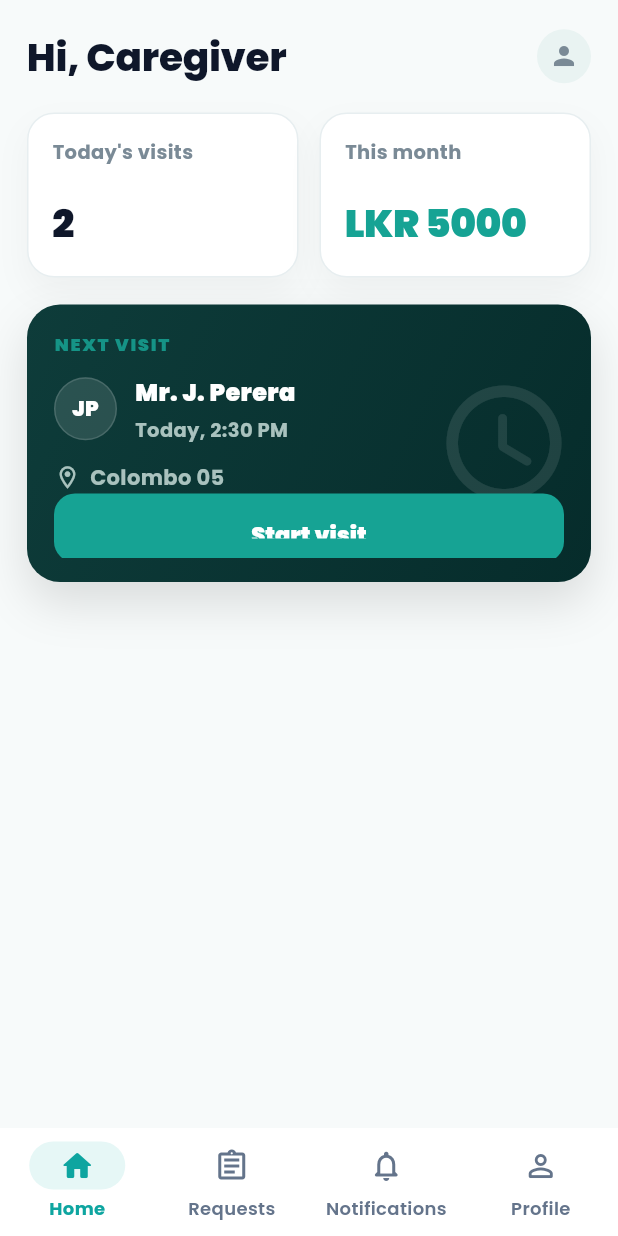
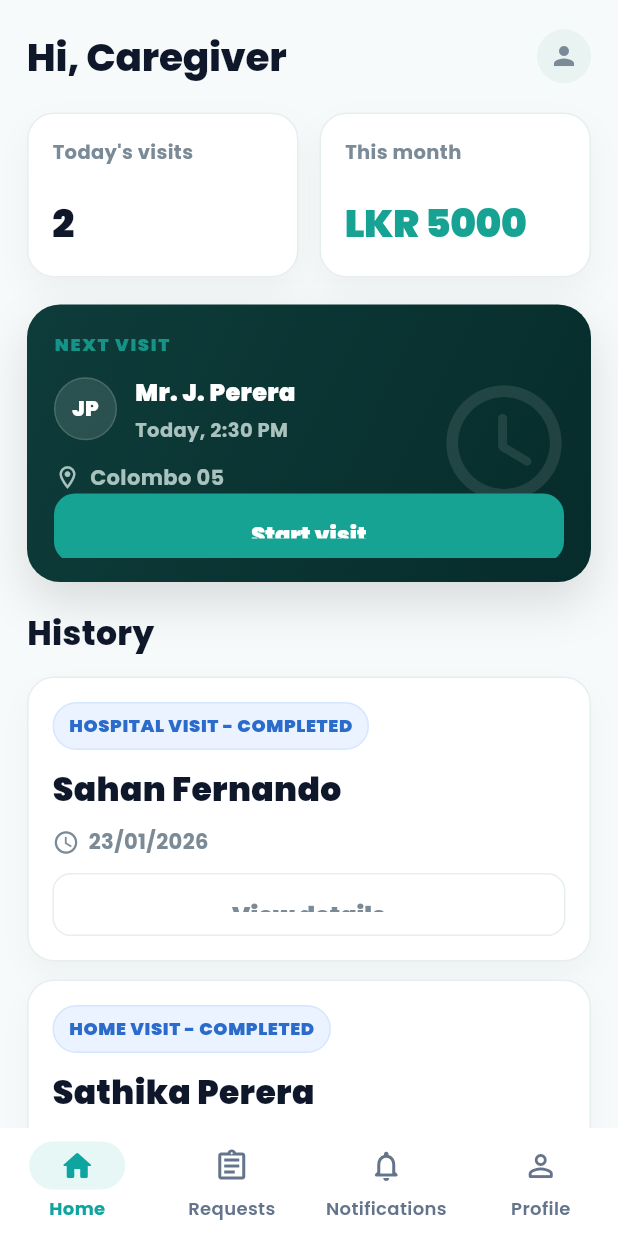
Before and after one commit to FateOrByDesign/CarenestApp, a Flutter app: the CaregiverDashboardPage screen opened by its route, on a phone screen of 412 x 824 dp. Run offline on Flutter 3.47's test engine with Material 3 defaults, Android fonts, the phone set to English and light mode, and no system bars; our stand-ins replace file_picker, google_fonts, image_picker, shared_preferences, supabase_flutter; missing offline and left inert: carenest_mobile; accounts and stored records are empty.

Commit message:
feat: add job history cards to caregiver dashboard
Implement _JobCard widget with status tag, patient name, date,
and view details button. Add history section with completed
hospital and home visit entries.

```diff
--- a/Carenest_Frontend/carenest_mobile/lib/screens/caregiver/caregiver_dashboard_page.dart
+++ b/Carenest_Frontend/carenest_mobile/lib/screens/caregiver/caregiver_dashboard_page.dart
@@ -44,6 +44,7 @@ class CaregiverDashboardPage extends StatelessWidget {
                 ),
               ],
             ),
+
             const SizedBox(height: 18),
 
             Row(
@@ -71,6 +72,31 @@ class CaregiverDashboardPage extends StatelessWidget {
             const _NextVisitCard(),
 
             const SizedBox(height: 18),
+
+            const Text(
+              'History',
+              style: TextStyle(
+                fontSize: 22,
+                fontWeight: FontWeight.w800,
+                color: _textDark,
+              ),
+            ),
+
+            const SizedBox(height: 12),
+
+            const _JobCard(
+              tag: 'HOSPITAL VISIT - COMPLETED',
+              price: "Sahan Fernando",
+              time: '23/01/2026',
+            ),
+
+            const SizedBox(height: 12),
+
+            const _JobCard(
+              tag: 'HOME VISIT - COMPLETED',
+              price: "Sathika Perera",
+              time: '05/02/2026',
+            ),
           ],
         ),
       ),
@@ -281,3 +307,100 @@ class _NextVisitCard extends StatelessWidget {
     );
   }
 }
+
+class _JobCard extends StatelessWidget {
+  final String tag;
+  final String price;
+  final String time;
+
+  static const _cardBorder = Color(0xFFE7EEF0);
+  static const _textDark = Color(0xFF0F172A);
+  static const _textSoft = Color(0xFF7A8A96);
+
+  const _JobCard({required this.tag, required this.price, required this.time});
+
+  @override
+  Widget build(BuildContext context) {
+    return Container(
+      decoration: BoxDecoration(
+        color: Colors.white,
+        border: Border.all(color: _cardBorder),
+        borderRadius: BorderRadius.circular(18),
+        boxShadow: [
+          BoxShadow(
+            color: Colors.black.withOpacity(0.03),
+            blurRadius: 16,
+            offset: const Offset(0, 10),
+          ),
+        ],
+      ),
+      padding: const EdgeInsets.all(16),
+      child: Column(
+        crossAxisAlignment: CrossAxisAlignment.start,
+        children: [
+          Container(
+            padding: const EdgeInsets.symmetric(horizontal: 10, vertical: 6),
+            decoration: BoxDecoration(
+              color: const Color(0xFFEAF3FF),
+              borderRadius: BorderRadius.circular(999),
+              border: Border.all(color: const Color(0xFFD5E6FF)),
+            ),
+            child: Text(
+              tag,
+              style: const TextStyle(
+                fontSize: 12,
+                fontWeight: FontWeight.w900,
+                color: Color(0xFF2A6BCB),
+                letterSpacing: 0.4,
+              ),
+            ),
+          ),
+          const SizedBox(height: 10),
+          Text(
+            price,
+            style: const TextStyle(
+              fontSize: 22,
+              fontWeight: FontWeight.w900,
+              color: _textDark,
+            ),
+          ),
+          const SizedBox(height: 8),
+          Row(
+            children: [
+              const Icon(Icons.schedule, size: 18, color: _textSoft),
+              const SizedBox(width: 6),
+              Text(
+                time,
+                style: const TextStyle(
+                  fontSize: 14,
+                  fontWeight: FontWeight.w700,
+                  color: _textSoft,
+                ),
+              ),
+            ],
+          ),
+          const SizedBox(height: 10),
+          SizedBox(
+            width: double.infinity,
+            height: 42,
+            child: OutlinedButton(
+              onPressed: () {},
+              style: OutlinedButton.styleFrom(
+                foregroundColor: _textSoft,
+                side: BorderSide(color: _cardBorder.withOpacity(1)),
+                shape: RoundedRectangleBorder(
+                  borderRadius: BorderRadius.circular(12),
+                ),
+              ),
+              child: const Text(
+                'View details',
+                style: TextStyle(fontWeight: FontWeight.w900),
+              ),
+            ),
+          ),
+        ],
+      ),
+    );
+  }
+}
+//this page should come first after logging
```
